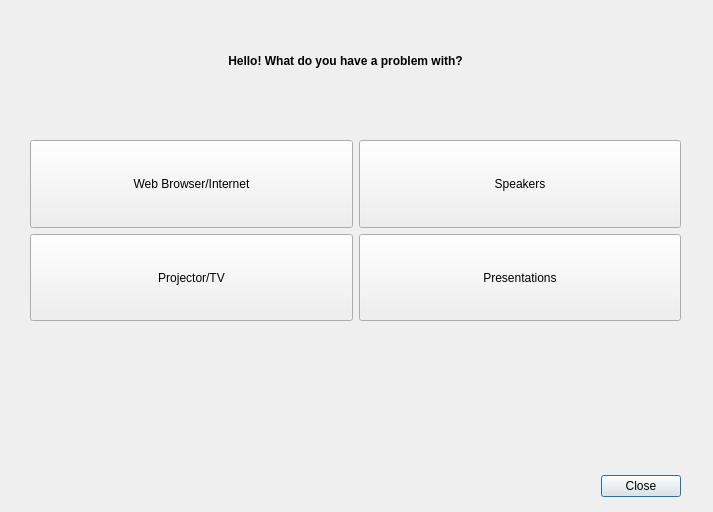
Atrate/qSchoolHelper, file ui/problem_dialog.ui: the form before one commit.
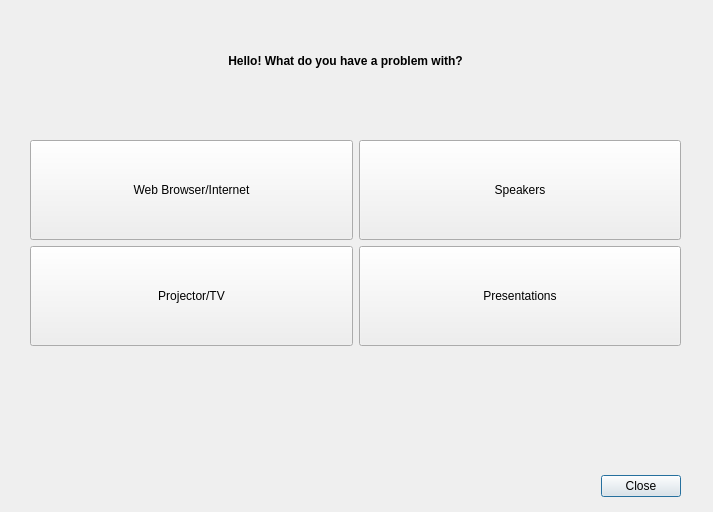
The form after the commit.

Patch:
```diff
--- a/ui/problem_dialog.ui
+++ b/ui/problem_dialog.ui
@@ -60,7 +60,7 @@
      <x>30</x>
      <y>140</y>
      <width>651</width>
-     <height>181</height>
+     <height>206</height>
     </rect>
    </property>
    <layout class="QGridLayout" name="gridLayout">
```
Left out of the diff: 26 changed lines with no effect on the pictures.
